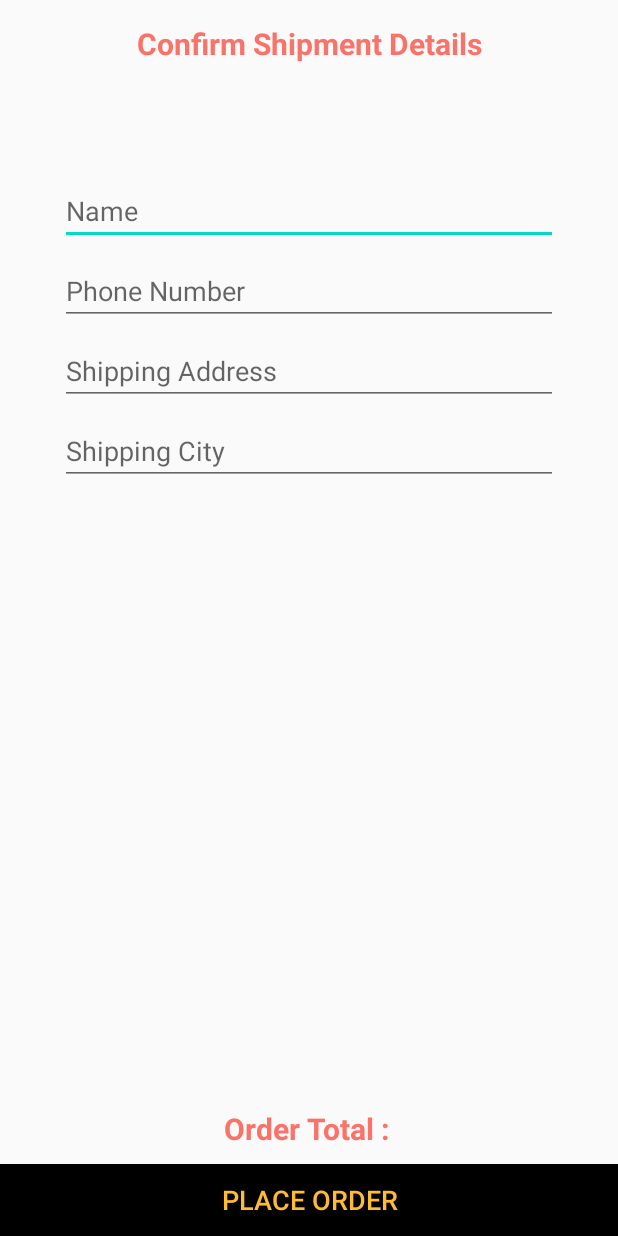
After one commit to Gulsher6862/DebuggingProject1, an Android app: the layout activity_confirm_order.xml on its own in the app's theme, with its tools: preview values and no code run, on a phone screen of 412 x 824 dp. The commit adds this screen. Run offline under Robolectric (Android 15) with nearby library versions, the phone set to English and light mode, and no system bars.

```diff
--- a/Project1/app/src/main/res/layout/activity_cart.xml
+++ b/Project1/app/src/main/res/layout/activity_cart.xml
@@ -9,7 +9,7 @@
     <com.google.android.material.appbar.AppBarLayout
         android:id="@+id/cart_appbar"
         android:layout_width="match_parent"
-        android:layout_height="50dp"
+        android:layout_height="wrap_content"
         android:background="#000">
 
         <RelativeLayout
@@ -18,14 +18,14 @@
             android:layout_alignParentTop="true">
 
             <TextView
-                android:id="@+id/total_price"
                 android:layout_width="match_parent"
                 android:layout_height="wrap_content"
                 android:padding="10dp"
                 android:layout_marginTop="10dp"
-                android:text="Total Price = "
+                android:text="Shopping Cart"
                 android:gravity="center_horizontal"
                 android:textAlignment="center"
+                android:textSize="17sp"
                 android:textColor="@android:color/holo_orange_light">
 
             </TextView>
--- /dev/null
+++ b/Project1/app/src/main/res/layout/activity_confirm_order.xml
@@ -0,0 +1,100 @@
+<?xml version="1.0" encoding="utf-8"?>
+<RelativeLayout xmlns:android="http://schemas.android.com/apk/res/android"
+    xmlns:app="http://schemas.android.com/apk/res-auto"
+    xmlns:tools="http://schemas.android.com/tools"
+    android:layout_width="match_parent"
+    android:layout_height="match_parent"
+    tools:context=".ConfirmOrder">
+
+<!--    Title-->
+    <TextView
+        android:id="@+id/tv_confirm"
+        android:layout_width="match_parent"
+        android:layout_height="wrap_content"
+        android:text="Confirm Shipment Details"
+        android:textSize="20dp"
+        android:textColor="@color/red2"
+        android:layout_margin="15dp"
+        android:gravity="center"
+        android:textStyle="bold">
+
+    </TextView>
+
+<!--    Name-->
+    <EditText
+        android:id="@+id/shipment_name"
+        android:layout_width="match_parent"
+        android:layout_height="wrap_content"
+        android:layout_below="@+id/tv_confirm"
+        android:layout_marginTop="60dp"
+        android:layout_marginLeft="40dp"
+        android:layout_marginRight="40dp"
+        android:hint="Name">
+
+    </EditText>
+
+<!--    Phone Number-->
+    <EditText
+        android:id="@+id/shipment_number"
+        android:layout_width="match_parent"
+        android:layout_height="wrap_content"
+        android:layout_below="@+id/shipment_name"
+        android:layout_marginTop="8dp"
+        android:layout_marginLeft="40dp"
+        android:layout_marginRight="40dp"
+        android:hint="Phone Number">
+
+    </EditText>
+
+<!--    Shipping Address-->
+    <EditText
+        android:id="@+id/shipment_address"
+        android:layout_width="match_parent"
+        android:layout_height="wrap_content"
+        android:layout_below="@+id/shipment_number"
+        android:layout_marginTop="8dp"
+        android:layout_marginLeft="40dp"
+        android:layout_marginRight="40dp"
+        android:hint="Shipping Address">
+
+    </EditText>
+
+<!--    Shipping City-->
+    <EditText
+        android:id="@+id/shipment_city"
+        android:layout_width="match_parent"
+        android:layout_height="wrap_content"
+        android:layout_below="@+id/shipment_address"
+        android:layout_marginTop="8dp"
+        android:layout_marginLeft="40dp"
+        android:layout_marginRight="40dp"
+        android:hint="Shipping City">
+
+    </EditText>
+
+    <TextView
+        android:id="@+id/order_total"
+        android:layout_width="match_parent"
+        android:layout_height="wrap_content"
+        android:layout_above="@+id/place_order_btn"
+        android:textSize="20sp"
+        android:layout_marginBottom="10dp"
+        android:gravity="center"
+        android:textColor="@color/red2"
+        android:textStyle="bold"
+        android:text="Order Total : "></TextView>
+
+<!--    Button-->
+    <Button
+        android:id="@+id/place_order_btn"
+        android:layout_width="match_parent"
+        android:layout_height="wrap_content"
+        android:layout_alignParentBottom="true"
+        android:text="Place Order"
+        android:background="#000"
+        android:textColor="@android:color/holo_orange_light"
+        android:textSize="18sp">
+
+    </Button>
+
+</RelativeLayout>
```
Also changed, not shown: Project1/app/src/main/AndroidManifest.xml (+4 -3 lines), Project1/app/src/main/java/com/example/project1/CartActivity.java (+16 -2 lines), Project1/app/src/main/java/com/example/project1/ConfirmOrder.java (added, +34 -0 lines).
